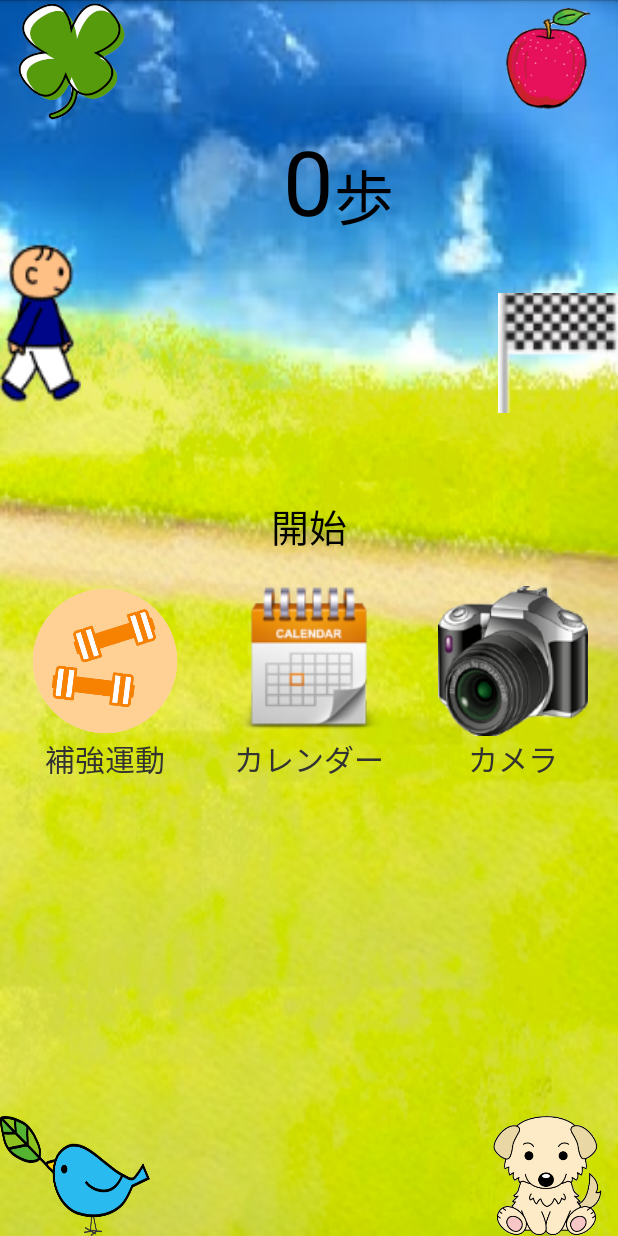
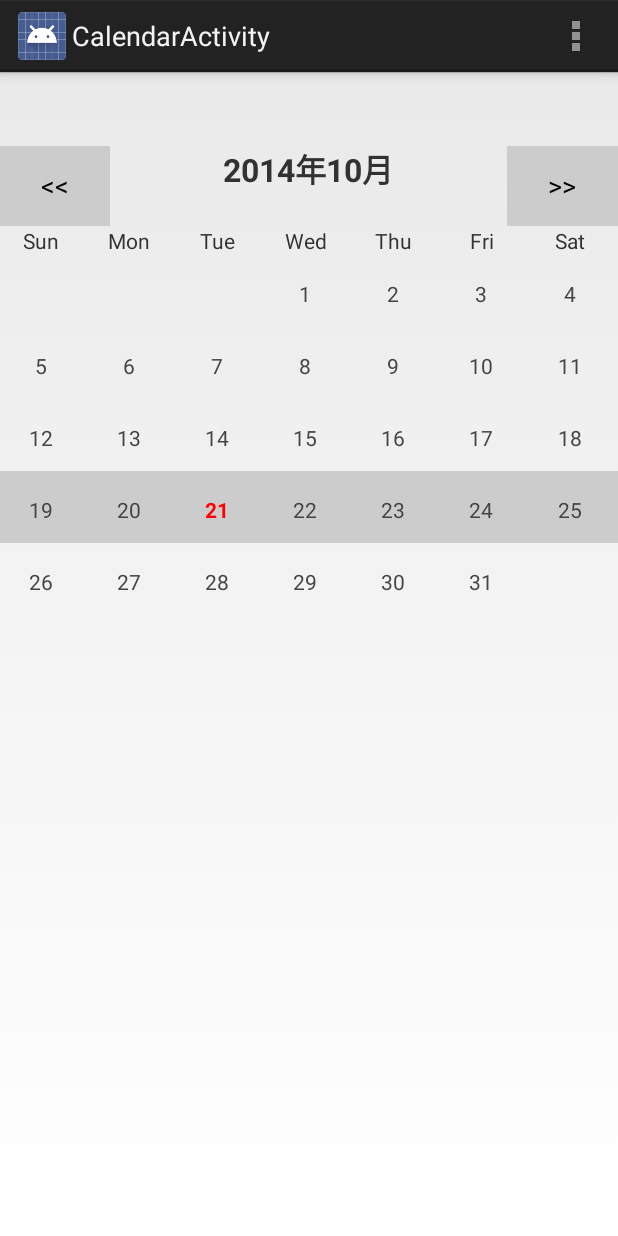
Before and after one commit to takoika0601/HealthCareManagement, an Android app: the screen it shows after launch (MainActivity before the commit, CalendarActivity after it), after a tap on an icon or button, on a phone screen of 412 x 824 dp. Run offline under Robolectric (Android 15) with nearby library versions, the light colour scheme and no system bars; pictures from the network do not load; 1 statement that could not run was skipped.

Commit message:
カレンダービューの追加 #8

```diff
--- a/app/src/main/java/jp/co/akiguchilab/healthcaremanagement/MainActivity.java
+++ b/app/src/main/java/jp/co/akiguchilab/healthcaremanagement/MainActivity.java
@@ -45,6 +45,7 @@ import java.net.URLEncoder;
 import java.util.Date;
 import java.util.List;
 
+import jp.co.akiguchilab.healthcaremanagement.calendar.CalendarActivity;
 import jp.co.akiguchilab.healthcaremanagement.camera.CameraActivity;
 import jp.co.akiguchilab.healthcaremanagement.http.HttpExec;
 import jp.co.akiguchilab.healthcaremanagement.service.CountBinder;
@@ -395,7 +396,8 @@ public class MainActivity extends Activity implements View.OnClickListener {
                 startActivity(intent);
                 break;
             case R.id.main_calendar:
-                //TODO
+                intent = new Intent(this, CalendarActivity.class);
+                startActivity(intent);
                 break;
             case R.id.main_camera:
                 intent = new Intent(this, CameraActivity.class);
--- /dev/null
+++ b/app/src/main/java/jp/co/akiguchilab/healthcaremanagement/calendar/CalendarActivity.java
@@ -0,0 +1,40 @@
+package jp.co.akiguchilab.healthcaremanagement.calendar;
+
+import android.app.Activity;
+import android.os.Bundle;
+import android.view.Menu;
+import android.view.MenuItem;
+
+import jp.co.akiguchilab.healthcaremanagement.R;
+
+public class CalendarActivity extends Activity{
+
+    @Override
+    protected void onCreate(Bundle savedInstanceState) {
+        super.onCreate(savedInstanceState);
+        setContentView(R.layout.activity_calendar);
+
+        CalendarView calendarView = (CalendarView) findViewById(R.id.Calendar);
+        calendarView.set(2014, 10-1);
+    }
+
+
+    @Override
+    public boolean onCreateOptionsMenu(Menu menu) {
+        // Inflate the menu; this adds items to the action bar if it is present.
+        getMenuInflater().inflate(R.menu.calender, menu);
+        return true;
+    }
+
+    @Override
+    public boolean onOptionsItemSelected(MenuItem item) {
+        // Handle action bar item clicks here. The action bar will
+        // automatically handle clicks on the Home/Up button, so long
+        // as you specify a parent activity in AndroidManifest.xml.
+        int id = item.getItemId();
+        if (id == R.id.action_settings) {
+            return true;
+        }
+        return super.onOptionsItemSelected(item);
+    }
+}
--- /dev/null
+++ b/app/src/main/java/jp/co/akiguchilab/healthcaremanagement/calendar/CalendarView.java
@@ -0,0 +1,316 @@
+package jp.co.akiguchilab.healthcaremanagement.calendar;
+
+import android.annotation.SuppressLint;
+import android.content.Context;
+import android.graphics.Color;
+import android.graphics.Typeface;
+import android.util.AttributeSet;
+import android.view.Gravity;
+import android.view.View;
+import android.widget.Button;
+import android.widget.LinearLayout;
+import android.widget.TextView;
+
+import java.text.SimpleDateFormat;
+import java.util.ArrayList;
+import java.util.Calendar;
+
+import jp.co.akiguchilab.healthcaremanagement.R;
+
+/**
+ * 指定した年月日のカレンダーを表示するクラス
+ */
+public class CalendarView extends LinearLayout {
+    @SuppressWarnings("unused")
+    private static final String TAG = CalendarView.class.getSimpleName();
+
+    private static final int WEEKDAYS = 7;
+    private static final int MAX_WEEK = 6;
+
+    // 週の始まりの曜日を保持する
+    private static final int BIGINNING_DAY_OF_WEEK = Calendar.SUNDAY;
+    // 今日のフォント色
+    private static final int TODAY_COLOR = Color.RED;
+    // 通常のフォント色
+    private static final int DEFAULT_COLOR = Color.DKGRAY;
+    // 今週の背景色
+    private static final int TODAY_BACKGROUND_COLOR = Color.LTGRAY;
+    // 通常の背景色
+    private static final int DEFAULT_BACKGROUND_COLOR = Color.TRANSPARENT;
+
+    private Calendar calendar = Calendar.getInstance();
+
+    protected int PRESERVE_MONTH;
+
+    // 年月表示部分
+    private TextView mTitleView;
+
+    // 週のレイアウト
+    private LinearLayout mWeekLayout;
+    private ArrayList<LinearLayout> mWeeks = new ArrayList<LinearLayout>();
+
+    /**
+     * コンストラクタ
+     *
+     * @param context context
+     */
+    public CalendarView(Context context) {
+        this(context, null);
+    }
+
+    /**
+     * コンストラクタ
+     *
+     * @param context context
+     * @param attrs attributeset
+     */
+    @SuppressLint("SimpleDateFormat")
+    public CalendarView(Context context, AttributeSet attrs) {
+        super(context, attrs);
+        this.setOrientation(VERTICAL);
+
+        createTitleView(context, attrs);
+        createWeekViews(context);
+        createDayViews(context);
+    }
+
+    /**
+     * 年月日表示用のタイトルを生成する
+     *
+     * @param context context
+     */
+    private void createTitleView(Context context, AttributeSet attrs) {
+        float scaleDensity = context.getResources().getDisplayMetrics().density;
+
+        LinearLayout navBar = new LinearLayout(context);
+        navBar.setLayoutParams(new LayoutParams(LayoutParams.MATCH_PARENT, LayoutParams.WRAP_CONTENT));
+        {
+            Button btnBack = new Button(context, attrs);
+            btnBack.setLayoutParams(new LayoutParams(LayoutParams.WRAP_CONTENT, LayoutParams.MATCH_PARENT, 5));
+            btnBack.setBackgroundColor(TODAY_BACKGROUND_COLOR);
+            btnBack.setText("<<");
+            btnBack.setGravity(Gravity.CENTER);
+
+            btnBack.setOnClickListener(new OnClickListener() {
+                @Override
+                public void onClick(View view) {
+                    set(calendar.get(Calendar.YEAR), --PRESERVE_MONTH);
+                }
+            });
+            navBar.addView(btnBack);
+
+            mTitleView = new TextView(context, attrs);
+            mTitleView.setGravity(Gravity.CENTER_HORIZONTAL); // 中央に表示
+            mTitleView.setLayoutParams(new LayoutParams(LayoutParams.WRAP_CONTENT, LayoutParams.MATCH_PARENT, 80));
+            mTitleView.setTextSize((int)(scaleDensity * 14));
+            mTitleView.setTypeface(null, Typeface.BOLD); // 太字
+            mTitleView.setPadding(0, 0, 0, (int)(scaleDensity * 16));
+
+            navBar.addView(mTitleView);
+
+            Button btnFwd = new Button(context, attrs);
+            btnFwd.setLayoutParams(new LayoutParams(LayoutParams.WRAP_CONTENT, LayoutParams.MATCH_PARENT, 5));
+            btnFwd.setBackgroundColor(TODAY_BACKGROUND_COLOR);
+            btnFwd.setGravity(Gravity.CENTER);
+            btnFwd.setText(">>");
+
+            btnFwd.setOnClickListener(new OnClickListener() {
+                @Override
+                public void onClick(View view) {
+                    set(calendar.get(Calendar.YEAR), ++PRESERVE_MONTH);
+                }
+            });
+            navBar.addView(btnFwd);
+        }
+
+        addView(navBar);
+    }
+
+    /**
+     * 曜日表示用のビューを生成する
+     *
+     * @param context context
+     */
+    private void createWeekViews(Context context) {
+        float scaleDensity = context.getResources().getDisplayMetrics().density;
+        // 週表示レイアウト
+        mWeekLayout = new LinearLayout(context);
+
+        //Calendar calendar = Calendar.getInstance();
+        calendar.set(Calendar.DAY_OF_WEEK, BIGINNING_DAY_OF_WEEK); // 週の頭をセット
+
+        for (int i = 0; i < WEEKDAYS; i++) {
+            TextView textView = new TextView(context);
+            textView.setGravity(Gravity.CENTER); // 中央に表示
+            textView.setPadding(0, 0, (int)(scaleDensity * 4), 0);
+
+            LinearLayout.LayoutParams llp =
+                    new LinearLayout.LayoutParams(0, LayoutParams.WRAP_CONTENT);
+            llp.weight = 1;
+
+            mWeekLayout.addView(textView, llp);
+
+            calendar.add(Calendar.DAY_OF_MONTH, 1);
+        }
+        addView(mWeekLayout, new LinearLayout.LayoutParams(
+                LayoutParams.MATCH_PARENT, LayoutParams.WRAP_CONTENT));
+    }
+
+
+    /**
+     * 日付表示用のビューを生成する
+     *
+     * @param context context
+     */
+    private void createDayViews(Context context) {
+        float scaleDensity = context.getResources().getDisplayMetrics().density;
+
+        // カレンダー部 最大6行必要
+        for (int i = 0; i < MAX_WEEK; i++) {
+            LinearLayout weekLine = new LinearLayout(context);
+            mWeeks.add(weekLine);
+
+            // 1週間分の日付ビュー作成
+            for (int j = 0; j < WEEKDAYS; j++) {
+                TextView dayView = new TextView(context);
+                dayView.setGravity(Gravity.CENTER);
+                dayView.setPadding(0, (int)(scaleDensity * 4), (int)(scaleDensity * 4), 0);
+                LinearLayout.LayoutParams llp =
+                        new LinearLayout.LayoutParams(0, (int)(scaleDensity * 48));
+                llp.weight = 1;
+                weekLine.addView(dayView, llp);
+            }
+
+            this.addView(weekLine, new LinearLayout.LayoutParams(
+                    LayoutParams.MATCH_PARENT, LayoutParams.WRAP_CONTENT));
+        }
+    }
+
+    /**
+     * 年と月を指定して、カレンダーの表示を初期化する
+     *
+     * @param year 年の指定
+     * @param month 月の指定
+     */
+    public void set(int year, int month) {
+        PRESERVE_MONTH = month;
+
+        setTitle(year, month);
+        setWeeks();
+        setDays(year, month);
+    }
+
+    /**
+     * 指定した年月日をタイトルに設定する
+     *
+     * @param year 年の指定
+     * @param month 月の指定
+     */
+    @SuppressLint("SimpleDateFormat")
+    private void setTitle(int year, int month) {
+        Calendar targetCalendar = getTargetCalendar(year, month);
+
+        // 年月フォーマット文字列
+        String formatString = mTitleView.getContext().getString(R.string.format_month_year);
+        SimpleDateFormat formatter = new SimpleDateFormat(formatString);
+        mTitleView.setText(formatter.format(targetCalendar.getTime()));
+    }
+
+    /**
+     * 曜日を設定する
+     */
+    @SuppressLint("SimpleDateFormat")
+    private void setWeeks() {
+        Calendar week = Calendar.getInstance();
+        week.set(Calendar.DAY_OF_WEEK, BIGINNING_DAY_OF_WEEK); // 週の頭をセット
+        SimpleDateFormat weekFormatter = new SimpleDateFormat("E"); // 曜日を取得するフォーマッタ
+        for (int i = 0; i < WEEKDAYS; i++) {
+            TextView textView = (TextView) mWeekLayout.getChildAt(i);
+            textView.setText(weekFormatter.format(week.getTime())); // テキストに曜日を表示
+            week.add(Calendar.DAY_OF_MONTH, 1);
+        }
+    }
+
+    /**
+     * 日付を設定していくメソッド
+     *
+     * @param year 年の指定
+     * @param month 月の指定
+     */
+    private void setDays(int year, int month) {
+        Calendar targetCalendar = getTargetCalendar(year, month);
+
+        int skipCount = getSkipCount(targetCalendar);
+        int lastDay = targetCalendar.getActualMaximum(Calendar.DATE);
+        int dayCounter = 1;
+
+        Calendar todayCalendar = Calendar.getInstance();
+        int todayYear  = todayCalendar.get(Calendar.YEAR);
+        int todayMonth = todayCalendar.get(Calendar.MONTH);
+        int todayDay   = todayCalendar.get(Calendar.DAY_OF_MONTH);
+
+        for (int i = 0; i < MAX_WEEK; i++) {
+            LinearLayout weekLayout = mWeeks.get(i);
+            weekLayout.setBackgroundColor(DEFAULT_BACKGROUND_COLOR);
+            for (int j = 0; j < WEEKDAYS; j++) {
+                TextView dayView = (TextView) weekLayout.getChildAt(j);
+
+                // 第一週かつskipCountが残っていれば
+                if (i == 0 && skipCount > 0) {
+                    dayView.setText(" ");
+                    skipCount--;
+                    continue;
+                }
+
+                // 最終日より大きければ
+                if (lastDay < dayCounter) {
+                    dayView.setText(" ");
+                    continue;
+                }
+
+                // 日付を設定
+                dayView.setText(String.valueOf(dayCounter));
+
+                boolean isToday = todayYear  == year  &&
+                        todayMonth == month &&
+                        todayDay   == dayCounter;
+
+                if (isToday) {
+                    dayView.setTextColor(TODAY_COLOR); // 赤文字
+                    dayView.setTypeface(null, Typeface.BOLD); // 太字
+                    weekLayout.setBackgroundColor(TODAY_BACKGROUND_COLOR); // 週の背景グレー
+                } else {
+                    dayView.setTextColor(DEFAULT_COLOR);
+                    dayView.setTypeface(null, Typeface.NORMAL);
+                }
+                dayCounter++;
+            }
+        }
+    }
+
+    /**
+     * カレンダーの最初の空白の個数を求める
+     *
+     * @param targetCalendar 指定した月のCalendarのInstance
+     * @return skipCount
+     */
+    private int getSkipCount(Calendar targetCalendar) {
+        int skipCount; // 空白の個数
+        int firstDayOfWeekOfMonth = targetCalendar.get(Calendar.DAY_OF_WEEK); // 1日の曜日
+        if (BIGINNING_DAY_OF_WEEK > firstDayOfWeekOfMonth) {
+            skipCount = firstDayOfWeekOfMonth - BIGINNING_DAY_OF_WEEK + WEEKDAYS;
+        } else {
+            skipCount = firstDayOfWeekOfMonth - BIGINNING_DAY_OF_WEEK;
+        }
+        return skipCount;
+    }
+
+    private Calendar getTargetCalendar(int year, int month) {
+        Calendar targetCalendar = Calendar.getInstance();
+        targetCalendar.clear(); // カレンダー情報の初期化
+        targetCalendar.set(Calendar.YEAR, year);
+        targetCalendar.set(Calendar.MONTH, month);
+        targetCalendar.set(Calendar.DAY_OF_MONTH, 1);
+        return targetCalendar;
+    }
+}
--- a/app/src/main/java/jp/co/akiguchilab/healthcaremanagement/camera/CameraActivity.java
+++ b/app/src/main/java/jp/co/akiguchilab/healthcaremanagement/camera/CameraActivity.java
@@ -32,7 +32,7 @@ public class CameraActivity extends Activity implements View.OnClickListener {
 
     private Uri mImageUri;
     private SharedPreferences sharedPreferences;
-    private ImageView imageView;
+    private static ImageView imageView;
 
     @Override
     protected void onCreate(Bundle savedInstanceState) {
--- /dev/null
+++ b/app/src/main/res/layout/activity_calendar.xml
@@ -0,0 +1,16 @@
+<?xml version="1.0" encoding="utf-8"?>
+<LinearLayout
+    xmlns:android="http://schemas.android.com/apk/res/android"
+    android:layout_width="match_parent"
+    android:layout_height="match_parent"
+    android:orientation="vertical"
+    android:soundEffectsEnabled="true">
+
+    <jp.co.akiguchilab.healthcaremanagement.calendar.CalendarView
+        android:id="@+id/Calendar"
+        android:layout_width="match_parent"
+        android:layout_height="match_parent"
+        android:layout_gravity="center_horizontal"
+        android:layout_marginTop="49dp">
+    </jp.co.akiguchilab.healthcaremanagement.calendar.CalendarView>
+</LinearLayout>
--- /dev/null
+++ b/app/src/main/res/menu/calender.xml
@@ -0,0 +1,8 @@
+<menu xmlns:android="http://schemas.android.com/apk/res/android"
+    xmlns:tools="http://schemas.android.com/tools"
+    tools:context="jp.co.akiguchilab.healthcaremanagement.calendar.CalendarActivity" >
+    <item android:id="@+id/action_settings"
+        android:title="@string/action_settings"
+        android:orderInCategory="100"
+        android:showAsAction="never" />
+</menu>
--- a/app/src/main/res/values/color.xml
+++ b/app/src/main/res/values/color.xml
@@ -2,4 +2,16 @@
 <resources>
     <color name="listfirst">#ff0000</color>
     <color name="listsecond">#0000ff</color>
+    <color name="calendar_background">#d0ffffff</color>
+    <color name="calendar_hilite">#ffffffff</color>
+    <color name="calendar_light">#64c6d4ef</color>
+    <color name="calendar_dark">#6456648f</color>
+    <color name="calendar_foreground">#ff000000</color>
+    <color name="calendar_hint_0">#64ff0000</color>
+    <color name="calendar_hint_1">#6400ff80</color>
+    <color name="calendar_hint_2">#2000ff80</color>
+    <color name="calendar_selected">#64ffcc00</color>
+    <color name="calendar_holiday">#ffFF0000</color>
+    <color name="calendar_saturday">#ff0000FF</color>
+    <color name="shadowColor">#BB000000</color>
 </resources>
--- a/app/src/main/res/values/strings.xml
+++ b/app/src/main/res/values/strings.xml
@@ -2,10 +2,12 @@
 <resources>
 
     <string name="app_name">健康管理</string>
-    <string name="hello_world">Hello world!</string>
     <string name="action_settings">Settings</string>
+
     <string name="title_activity_training">TrainingActivity</string>
     <string name="title_activity_setting_view">SettingViewActivity</string>
     <string name="title_activity_camera">CameraActivity</string>
+    <string name="title_activity_calendar">CalendarActivity</string>
 
+    <string name="format_month_year">yyyy年MM月</string>
 </resources>
```
Also changed, not shown: app/src/main/AndroidManifest.xml (+13 -8 lines), app/src/main/res/drawable-xhdpi/ic_dialog_time.png (added), 1 other file.
